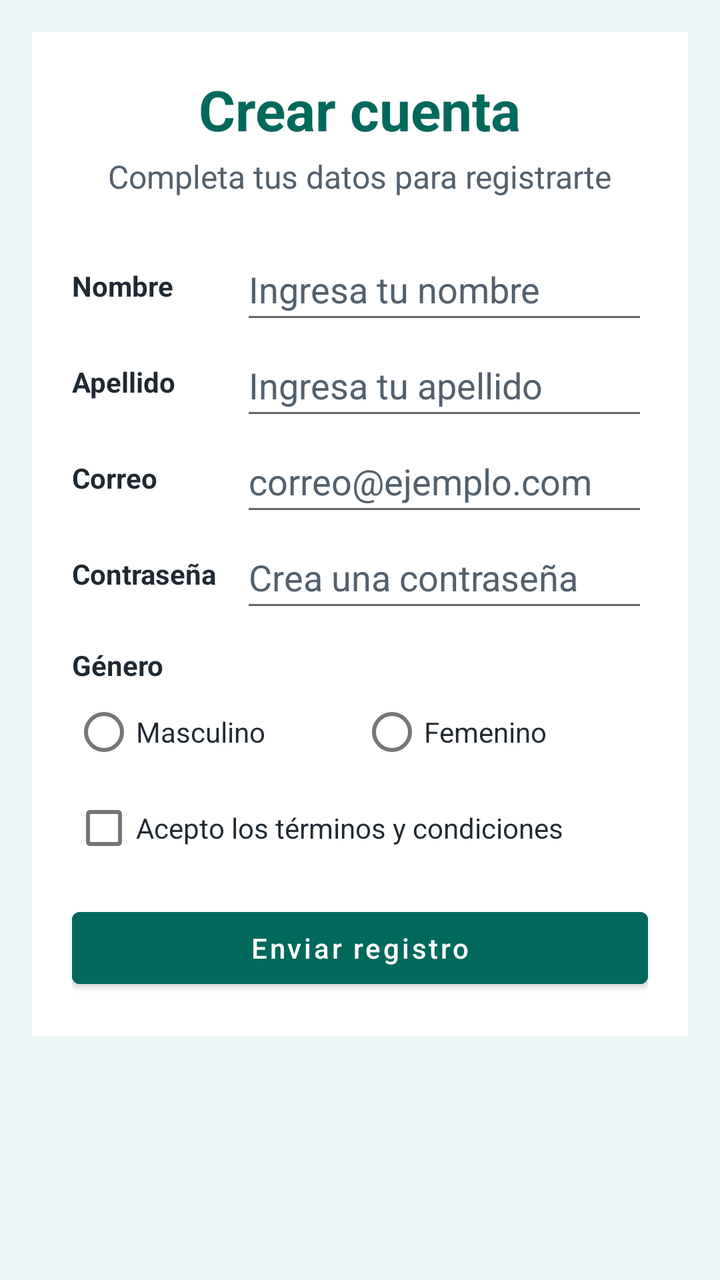
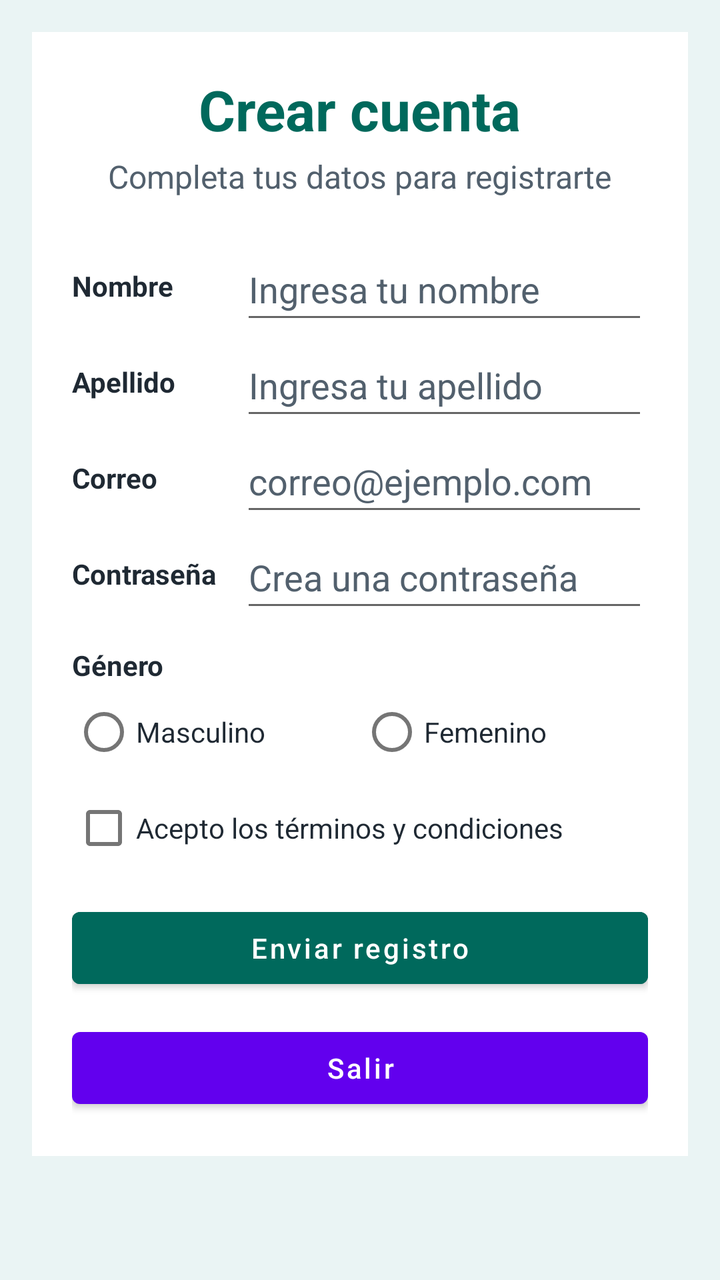

An Android layout rendered at two revisions. The XML below is the earlier revision; the diff shows what the commit changed to produce the second picture.
<!-- AndroidManifest.xml: application theme Theme.Guia6 -->
<!-- res/layout/activity_registro.xml -->
<?xml version="1.0" encoding="utf-8"?>
<ScrollView xmlns:android="http://schemas.android.com/apk/res/android"
    xmlns:app="http://schemas.android.com/apk/res-auto"
    xmlns:tools="http://schemas.android.com/tools"
    android:id="@+id/main"
    android:layout_width="match_parent"
    android:layout_height="match_parent"
    android:fillViewport="true"
    tools:context=".RegistroActivity">

    <FrameLayout
        android:layout_width="match_parent"
        android:layout_height="wrap_content"
        android:background="@color/registro_fondo"
        android:padding="16dp">

        <androidx.constraintlayout.widget.ConstraintLayout
            android:layout_width="match_parent"
            android:layout_height="wrap_content"
            android:background="@color/registro_superficie"
            android:padding="20dp">

            <TextView
                android:id="@+id/tituloRegistro"
                android:layout_width="wrap_content"
                android:layout_height="wrap_content"
                android:text="@string/crear_cuenta"
                android:textColor="@color/registro_primario"
                android:textSize="28sp"
                android:textStyle="bold"
                app:layout_constraintEnd_toEndOf="parent"
                app:layout_constraintStart_toStartOf="parent"
                app:layout_constraintTop_toTopOf="parent" />

            <TextView
                android:id="@+id/subtituloRegistro"
                android:layout_width="wrap_content"
                android:layout_height="wrap_content"
                android:layout_marginTop="4dp"
                android:text="@string/completa_datos"
                android:textColor="@color/registro_texto_secundario"
                android:textSize="16sp"
                app:layout_constraintEnd_toEndOf="parent"
                app:layout_constraintStart_toStartOf="parent"
                app:layout_constraintTop_toBottomOf="@id/tituloRegistro" />

            <LinearLayout
                android:id="@+id/contenedorFormulario"
                android:layout_width="0dp"
                android:layout_height="wrap_content"
                android:layout_marginTop="20dp"
                android:orientation="vertical"
                app:layout_constraintEnd_toEndOf="parent"
                app:layout_constraintStart_toStartOf="parent"
                app:layout_constraintTop_toBottomOf="@id/subtituloRegistro">

                <TableLayout
                    android:layout_width="match_parent"
                    android:layout_height="wrap_content"
                    android:shrinkColumns="1"
                    android:stretchColumns="1">

                    <TableRow>

                        <TextView
                            style="@style/RegistroEtiqueta"
                            android:text="@string/nombre" />

                        <EditText
                            android:id="@+id/inputNombreRegistro"
                            style="@style/RegistroCampo"
                            android:autofillHints="personGivenName"
                            android:hint="@string/ingresa_nombre"
                            android:inputType="textPersonName" />
                    </TableRow>

                    <TableRow>

                        <TextView
                            style="@style/RegistroEtiqueta"
                            android:text="@string/apellido" />

                        <EditText
                            android:id="@+id/inputApellidoRegistro"
                            style="@style/RegistroCampo"
                            android:autofillHints="personFamilyName"
                            android:hint="@string/ingresa_apellido"
                            android:inputType="textPersonName" />
                    </TableRow>

                    <TableRow>

                        <TextView
                            style="@style/RegistroEtiqueta"
                            android:text="@string/correo_electronico" />

                        <EditText
                            android:id="@+id/inputCorreoRegistro"
                            style="@style/RegistroCampo"
                            android:autofillHints="emailAddress"
                            android:hint="@string/ingresa_correo"
                            android:inputType="textEmailAddress" />
                    </TableRow>

                    <TableRow>

                        <TextView
                            style="@style/RegistroEtiqueta"
                            android:text="@string/contrasena" />

                        <EditText
                            android:id="@+id/inputContrasenaRegistro"
                            style="@style/RegistroCampo"
                            android:autofillHints="newPassword"
                            android:hint="@string/ingresa_contrasena"
                            android:inputType="textPassword" />
                    </TableRow>

                </TableLayout>

                <TextView
                    android:layout_width="wrap_content"
                    android:layout_height="wrap_content"
                    android:layout_marginTop="12dp"
                    android:text="@string/genero"
                    android:textColor="@color/registro_texto"
                    android:textStyle="bold" />

                <RadioGroup
                    android:id="@+id/grupoGenero"
                    android:layout_width="match_parent"
                    android:layout_height="wrap_content"
                    android:orientation="horizontal">

                    <RadioButton
                        android:id="@+id/generoMasculino"
                        android:layout_width="0dp"
                        android:layout_height="wrap_content"
                        android:layout_weight="1"
                        android:minHeight="48dp"
                        android:text="@string/masculino"
                        android:textColor="@color/registro_texto" />

                    <RadioButton
                        android:id="@+id/generoFemenino"
                        android:layout_width="0dp"
                        android:layout_height="wrap_content"
                        android:layout_weight="1"
                        android:minHeight="48dp"
                        android:text="@string/femenino"
                        android:textColor="@color/registro_texto" />
                </RadioGroup>

                <CheckBox
                    android:id="@+id/aceptarTerminos"
                    android:layout_width="match_parent"
                    android:layout_height="wrap_content"
                    android:minHeight="48dp"
                    android:text="@string/aceptar_terminos"
                    android:textColor="@color/registro_texto" />

                <Button
                    android:id="@+id/botonRegistrar"
                    android:layout_width="match_parent"
                    android:layout_height="wrap_content"
                    android:layout_marginTop="12dp"
                    android:backgroundTint="@color/registro_primario"
                    android:minHeight="48dp"
                    android:text="@string/registrarse"
                    android:textAllCaps="false"
                    android:textColor="@android:color/white" />

            </LinearLayout>

        </androidx.constraintlayout.widget.ConstraintLayout>

    </FrameLayout>

</ScrollView>
<!-- resources referenced by this layout -->
<resources>
  <color name="registro_fondo">#FFEAF4F4</color>
  <color name="registro_primario">#FF00695C</color>
  <color name="registro_superficie">#FFFFFFFF</color>
  <color name="registro_texto">#FF1F2933</color>
  <color name="registro_texto_secundario">#FF52606D</color>
  <string name="aceptar_terminos">Acepto los términos y condiciones</string>
  <string name="apellido">Apellido</string>
  <string name="completa_datos">Completa tus datos para registrarte</string>
  <string name="contrasena">Contraseña</string>
  <string name="correo_electronico">Correo</string>
  <string name="crear_cuenta">Crear cuenta</string>
  <string name="femenino">Femenino</string>
  <string name="genero">Género</string>
  <string name="ingresa_apellido">Ingresa tu apellido</string>
  <string name="ingresa_contrasena">Crea una contraseña</string>
  <string name="ingresa_correo">correo@ejemplo.com</string>
  <string name="ingresa_nombre">Ingresa tu nombre</string>
  <string name="masculino">Masculino</string>
  <string name="nombre">Nombre</string>
  <string name="registrarse">Enviar registro</string>
  <style name="RegistroCampo" parent="Widget.AppCompat.EditText">
          <item name="android:layout_width">match_parent</item>
          <item name="android:layout_height">wrap_content</item>
          <item name="android:minHeight">48dp</item>
          <item name="android:textColor">@color/registro_texto</item>
          <item name="android:textColorHint">@color/registro_texto_secundario</item>
      </style>
  <style name="RegistroEtiqueta" parent="TextAppearance.AppCompat.Body1">
          <item name="android:layout_width">wrap_content</item>
          <item name="android:layout_height">wrap_content</item>
          <item name="android:layout_gravity">center_vertical</item>
          <item name="android:paddingEnd">12dp</item>
          <item name="android:textColor">@color/registro_texto</item>
          <item name="android:textStyle">bold</item>
      </style>
  <style name="Theme.Guia6" parent="Base.Theme.Guia6" />
  <style name="Base.Theme.Guia6" parent="Theme.MaterialComponents.DayNight.DarkActionBar">
          <item name="colorPrimary">@color/purple_500</item>
          <item name="colorPrimaryVariant">@color/purple_700</item>
          <item name="colorOnPrimary">@color/white</item>
          <item name="colorSecondary">@color/teal_200</item>
          <item name="colorSecondaryVariant">@color/teal_700</item>
          <item name="colorOnSecondary">@color/black</item>
          <item name="android:statusBarColor">?attr/colorPrimaryVariant</item>
      </style>
  <color name="purple_500">#FF6200EE</color>
  <color name="purple_700">#FF3700B3</color>
  <color name="white">#FFFFFFFF</color>
  <color name="teal_200">#FF03DAC5</color>
  <color name="teal_700">#FF018786</color>
  <color name="black">#FF000000</color>
</resources>

<!-- the commit's change to res/layout/activity_registro.xml (unified diff, before → after) -->
@@ -170,6 +170,15 @@
                     android:textAllCaps="false"
                     android:textColor="@android:color/white" />
 
+                <Button
+                    android:id="@+id/btnSalirRegistro"
+                    android:layout_width="match_parent"
+                    android:layout_height="wrap_content"
+                    android:layout_marginTop="12dp"
+                    android:minHeight="48dp"
+                    android:text="@string/salir"
+                    android:textAllCaps="false" />
+
             </LinearLayout>
 
         </androidx.constraintlayout.widget.ConstraintLayout>
<!-- resource entries referenced after the edit -->
@@ -20,6 +20,7 @@
   <string name="masculino">Masculino</string>
   <string name="nombre">Nombre</string>
   <string name="registrarse">Enviar registro</string>
+  <string name="salir">Salir</string>
   <style name="RegistroCampo" parent="Widget.AppCompat.EditText">
           <item name="android:layout_width">match_parent</item>
           <item name="android:layout_height">wrap_content</item>
